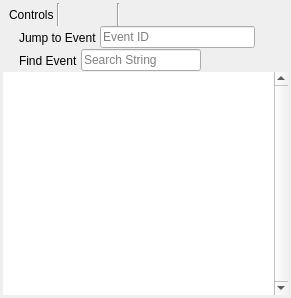
baldurk/renderdoc, file qrenderdoc/Windows/EventBrowser.ui: the form before one commit.
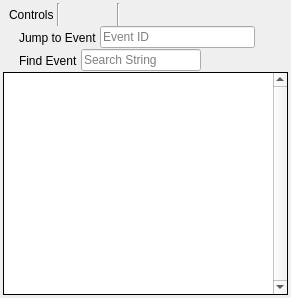
The form after the commit. Icons and pictures are not drawn. Custom widgets are drawn as their Qt base class.

Commit message: Add box frame shape around events list

Patch:
```diff
--- a/qrenderdoc/Windows/EventBrowser.ui
+++ b/qrenderdoc/Windows/EventBrowser.ui
@@ -6,7 +6,7 @@
    <rect>
     <x>0</x>
     <y>0</y>
-    <width>279</width>
+    <width>281</width>
     <height>298</height>
    </rect>
   </property>
@@ -459,7 +459,7 @@
    <item>
     <widget class="RDTreeWidget" name="events">
      <property name="frameShape">
-      <enum>QFrame::NoFrame</enum>
+      <enum>QFrame::Box</enum>
      </property>
      <property name="frameShadow">
       <enum>QFrame::Plain</enum>
```
Left out of the diff: 3 changed lines with no effect on the pictures.
